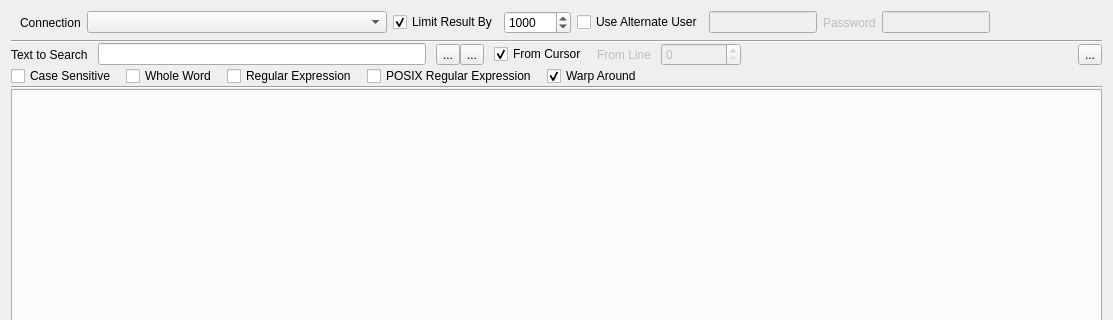
Old version of the form GUI/pgdbatool/sqltool.ui in the repository marcotcal/PG-DBA-Tools; both pictures show x 0 to 1113 and y 0 to 320 of the 1113 by 507 pixel window.
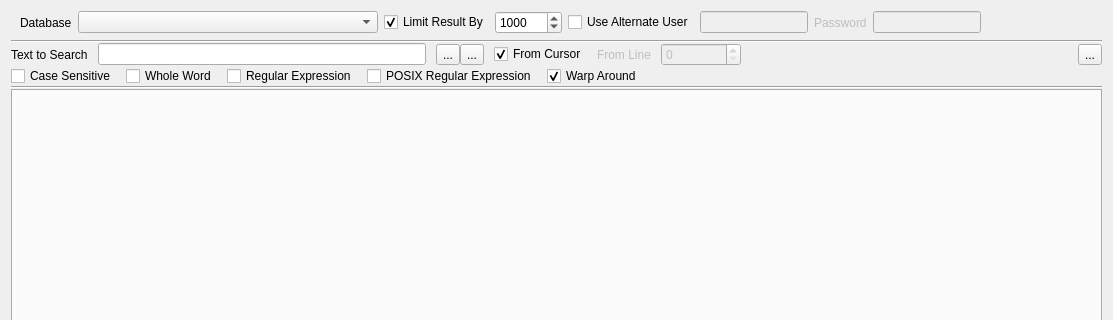
New version of the form. Icons and pictures are not drawn.

Commit message: Database list

```diff
--- a/GUI/pgdbatool/sqltool.ui
+++ b/GUI/pgdbatool/sqltool.ui
@@ -38,7 +38,7 @@
       <item>
        <widget class="QLabel" name="label">
         <property name="text">
-         <string>Connection</string>
+         <string>Database</string>
         </property>
        </widget>
       </item>
```
Left out of the diff: 36 changed lines with no effect on the pictures. The commit also changes 3 other files.
